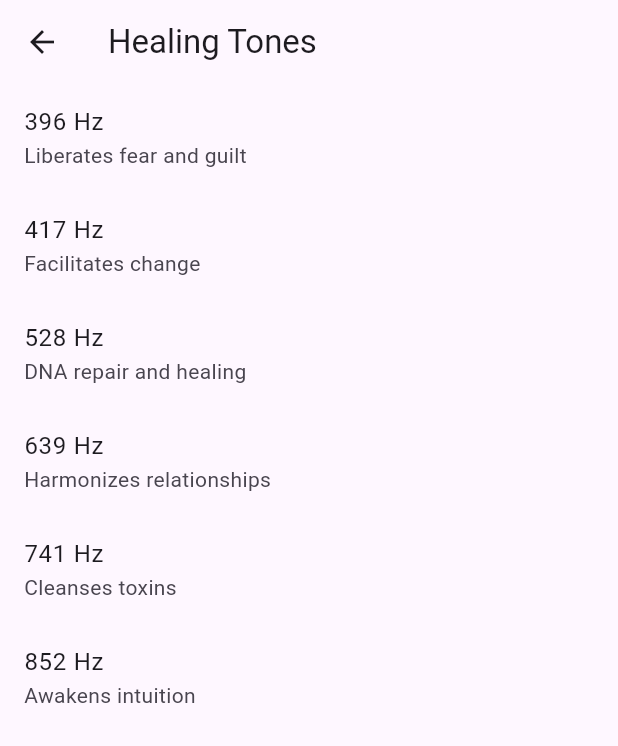
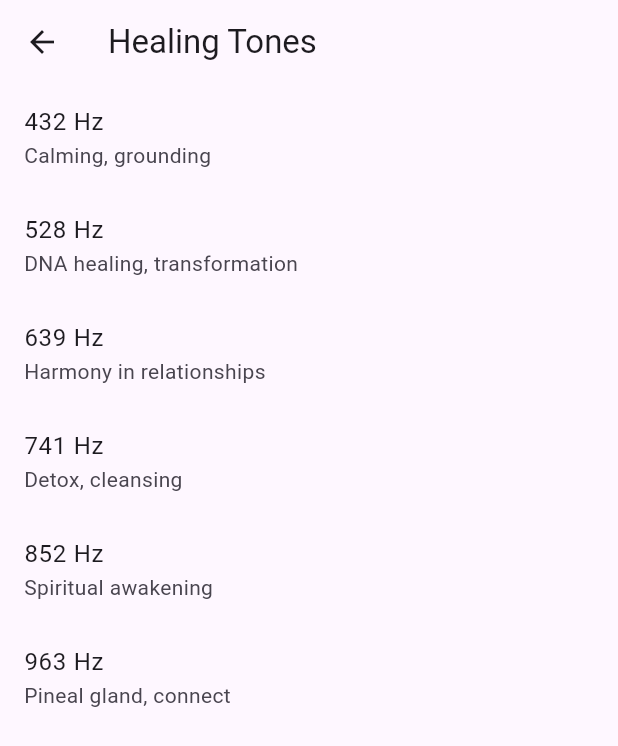
Before and after one commit to Tonycanehoneysett/solfeggio_app, a Flutter app: the screen it shows after launch, after a tap on "Explore Tones", on a phone screen of 412 x 824 dp. Shown: the top 746 px of the screen. Run offline on Flutter 3.47's test engine with Material 3 defaults, Android fonts, the light colour scheme and no system bars.

Commit message:
Update main.dart

```diff
--- a/lib/main.dart
+++ b/lib/main.dart
@@ -17,42 +17,43 @@ class HomePage extends StatelessWidget {
   @override
   Widget build(BuildContext context) {
     return Scaffold(
-      body: Stack(
-        fit: StackFit.expand,
+      body: Column(
         children: [
-          Image.asset(
+          // Full-screen image
+          Expanded(
+            flex: 3,
+            child: Image.asset(
               'assets/icon/app_icon.png',
               fit: BoxFit.cover,
+              width: double.infinity,
             ),
-          Container(
-            color: Colors.black.withOpacity(0.4), // optional overlay
           ),
-          Column(
+          // Text + Button section
+          Expanded(
+            flex: 2,
+            child: Column(
               mainAxisAlignment: MainAxisAlignment.center,
               children: [
                 Padding(
-                padding: const EdgeInsets.symmetric(horizontal: 24.0),
+                  padding: EdgeInsets.symmetric(horizontal: 24.0),
                   child: Text(
                     'Audio Wellness provides healing tones to support mind and body.',
                     textAlign: TextAlign.center,
-                  style: TextStyle(
-                    color: Colors.white,
-                    fontSize: 20,
-                    fontWeight: FontWeight.w600,
+                    style: TextStyle(fontSize: 16),
                   ),
                 ),
-              ),
-              SizedBox(height: 24),
+                SizedBox(height: 16),
                 ElevatedButton(
                   onPressed: () {
                     Navigator.push(
                       context,
-                    MaterialPageRoute(builder: (context) => TonesPage()),
+                      MaterialPageRoute(builder: (_) => TonesPage()),
                     );
                   },
                   child: Text('Explore Tones'),
                 ),
               ],
+            ),
           ),
         ],
       ),
@@ -62,12 +63,12 @@ class HomePage extends StatelessWidget {
 
 class TonesPage extends StatelessWidget {
   final List<Map<String, String>> tones = [
-    {'name': '396 Hz', 'benefit': 'Liberates fear and guilt'},
-    {'name': '417 Hz', 'benefit': 'Facilitates change'},
-    {'name': '528 Hz', 'benefit': 'DNA repair and healing'},
-    {'name': '639 Hz', 'benefit': 'Harmonizes relationships'},
-    {'name': '741 Hz', 'benefit': 'Cleanses toxins'},
-    {'name': '852 Hz', 'benefit': 'Awakens intuition'},
+    {'name': '432 Hz', 'benefit': 'Calming, grounding'},
+    {'name': '528 Hz', 'benefit': 'DNA healing, transformation'},
+    {'name': '639 Hz', 'benefit': 'Harmony in relationships'},
+    {'name': '741 Hz', 'benefit': 'Detox, cleansing'},
+    {'name': '852 Hz', 'benefit': 'Spiritual awakening'},
+    {'name': '963 Hz', 'benefit': 'Pineal gland, connect'},
   ];
 
   @override
@@ -81,6 +82,11 @@ class TonesPage extends StatelessWidget {
           return ListTile(
             title: Text(tone['name']!),
             subtitle: Text(tone['benefit']!),
+            onTap: () {
+              ScaffoldMessenger.of(context).showSnackBar(
+                SnackBar(content: Text('Play ${tone['name']}')),
+              );
+            },
           );
         },
       ),
```
Lines whose indentation alone changed are shown as unchanged.
